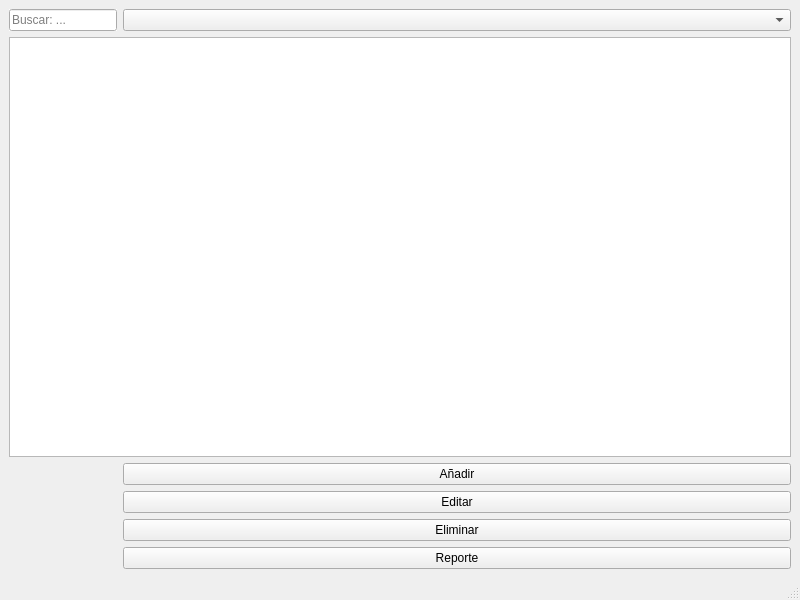
Jonatan-npe/gestor-inventario, file inventario.ui: the form before one commit.
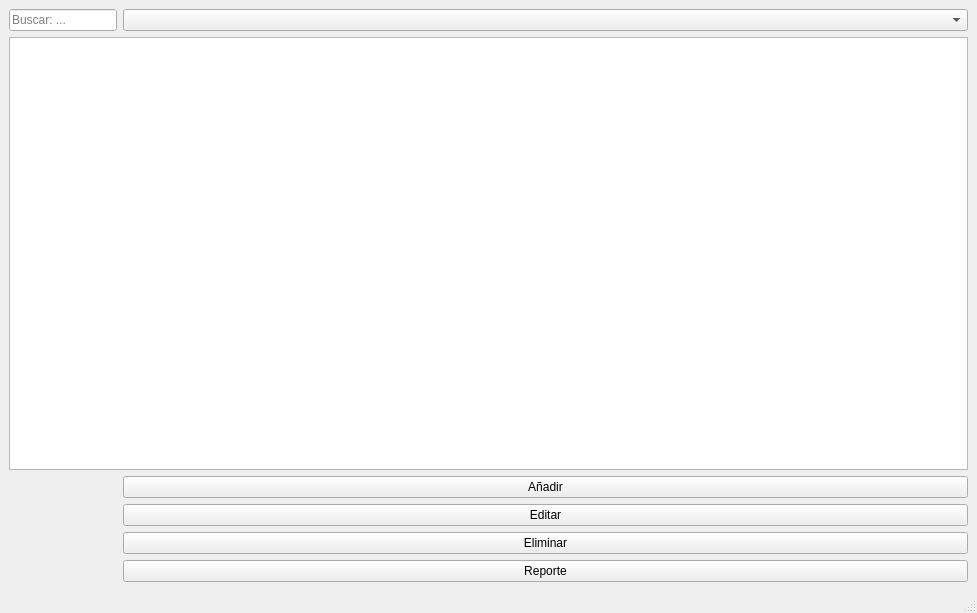
The form after the commit.

Patch:
```diff
--- a/inventario.ui
+++ b/inventario.ui
@@ -6,8 +6,8 @@
    <rect>
     <x>0</x>
     <y>0</y>
-    <width>800</width>
-    <height>600</height>
+    <width>977</width>
+    <height>613</height>
    </rect>
   </property>
   <property name="windowTitle">
```
Left out of the diff: 4 changed lines with no effect on the pictures.
